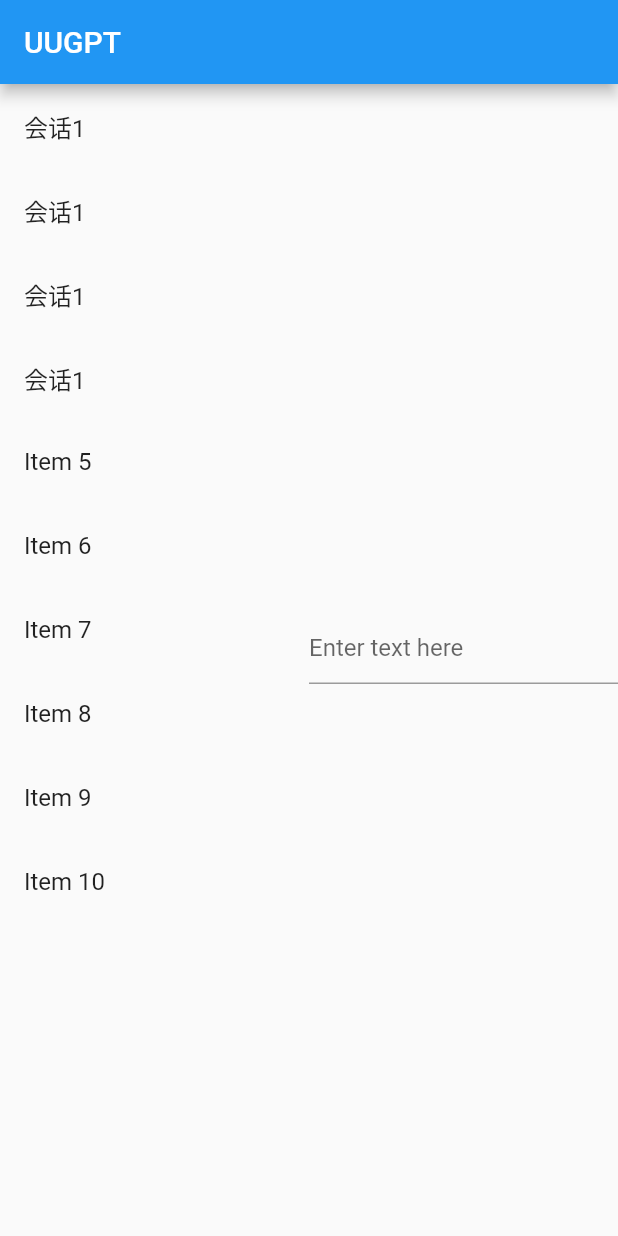
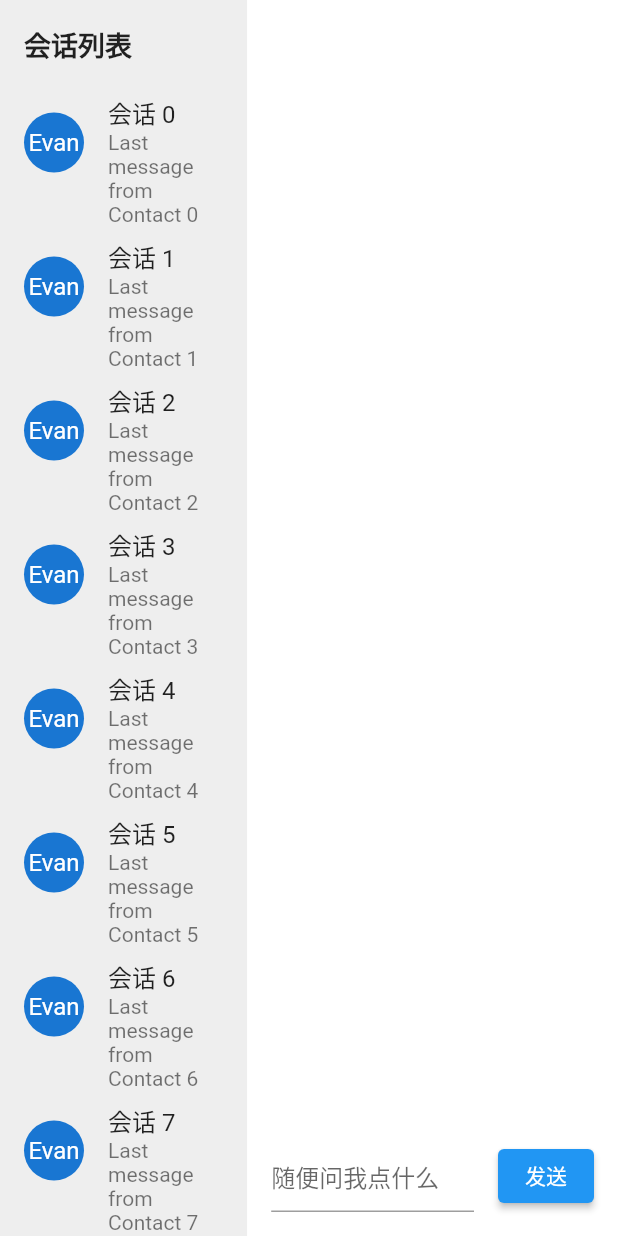
Before and after one commit to xujingbao/UUGPT, a Flutter app: the screen it shows after launch, on a phone screen of 412 x 824 dp. Run offline on Flutter 3.47's test engine with Material 2 defaults, Android fonts, the phone set to English and light mode, and no system bars; our stand-ins replace animated_text_kit; missing offline and left inert: openai_client.

Commit message:
Update changes

```diff
--- /dev/null
+++ b/lib/home_page.dart
@@ -0,0 +1,198 @@
+import 'package:flutter/material.dart';
+import 'dart:async';
+
+import 'openai.dart';
+import 'openai_message.dart';
+
+class HomePage extends StatefulWidget {
+  @override
+  _HomePageState createState() => _HomePageState();
+}
+
+class _HomePageState extends State<HomePage> {
+  final TextEditingController _textEditingController = TextEditingController();
+  List<OpenAIMessage> _messages = [];
+
+  final _scrollController = ScrollController();
+  bool _isScrollToBottom = false; // 是否自动滚动到最底部
+  Timer? _timer; // 定时器
+
+  @override
+  void initState() {
+    super.initState();
+    _scrollController.addListener(() {
+      final maxScrollExtent = _scrollController.position.maxScrollExtent;
+      final currentScrollExtent = _scrollController.position.pixels;
+      final delta = maxScrollExtent - currentScrollExtent;
+      // 判断是否需要自动滚动
+      if (delta < 50) {
+        setState(() {
+          _isScrollToBottom = true;
+        });
+      } else {
+        setState(() {
+          _isScrollToBottom = false;
+        });
+      }
+    });
+  }
+
+  @override
+  void dispose() {
+    _timer?.cancel(); // 释放定时器资源
+    super.dispose();
+  }
+
+  @override
+  Widget build(BuildContext context) {
+    return Scaffold(
+      body: Row(
+        children: [
+          // 左侧列表
+          Expanded(
+            flex: 2,
+            child: Container(
+              color: Colors.grey[200],
+              child: Column(
+                crossAxisAlignment: CrossAxisAlignment.stretch,
+                children: [
+                  // 标题
+                  Padding(
+                    padding: EdgeInsets.all(16.0),
+                    child: Text(
+                      '会话列表',
+                      style: TextStyle(
+                        fontSize: 18.0,
+                        fontWeight: FontWeight.bold,
+                      ),
+                    ),
+                  ),
+                  // 列表
+                  Expanded(
+                    child: ListView.builder(
+                      itemCount: 10,
+                      itemBuilder: (context, index) {
+                        return ListTile(
+                          leading: CircleAvatar(
+                            child: Text('Evan'),
+                          ),
+                          title: Text('会话 $index'),
+                          subtitle: Text('Last message from Contact $index'),
+                          onTap: () {
+                            // TODO: 点击列表项后打开会话窗口
+                          },
+                        );
+                      },
+                    ),
+                  ),
+                ],
+              ),
+            ),
+          ),
+          // 右侧会话窗口
+          Expanded(
+            flex: 3,
+            child: Container(
+              color: Colors.white,
+              child: Column(
+                children: [
+                  // 聊天内容
+                  Expanded(
+                    child: SingleChildScrollView(
+                      controller: _scrollController,
+                      child: Column(
+                        crossAxisAlignment: CrossAxisAlignment.end,
+                        children: [
+                          for (OpenAIMessage _openAIMessage in _messages)
+                            MessageBubble(
+                              message: _openAIMessage.content,
+                              isSentByMe: _openAIMessage.isSentByMe,
+                            ),
+                        ],
+                      ),
+                    ),
+                  ),
+                  // 输入框和发送按钮
+                  Container(
+                    padding: EdgeInsets.all(16.0),
+                    child: Row(
+                      children: [
+                        Expanded(
+                          child: TextField(
+                            controller: _textEditingController,
+                            decoration: InputDecoration(
+                              hintText: '随便问我点什么',
+                            ),
+                          ),
+                        ),
+                        SizedBox(width: 16.0),
+                        ElevatedButton(
+                          onPressed: () async {
+                            // 点击发送按钮后发送消息
+                            final message = _textEditingController.text.trim();
+                            print('Sending message: $message'); // 添加日志
+                            if (message.isNotEmpty) {
+                              _textEditingController.clear();
+                              setState(() {
+                                _messages.add(OpenAIMessage(
+                                  content: message,
+                                  time: DateTime.now(),
+                                  isSentByMe: true,
+                                ));
+                                _scrollToBottom();
+                              });
+
+                              // setState(() {
+                              //   _messages.add(OpenAIMessage(
+                              //     content: '正在输入...',
+                              //     time: DateTime.now(),
+                              //     isSentByMe: false,
+                              //   ));
+                              //   _scrollToBottom();
+                              // });
+
+                              // 调用OpenAI聊天API
+                              final openAIChat = OpenAIChat();
+                              final chat = await openAIChat.chatWithGPT(message);
+                              print('Received message: $chat.toString()'); // 添加日志
+                              _messages.removeLast();
+                              setState(() {
+                                _messages.add(OpenAIMessage(
+                                  content: chat.toString(),
+                                  time: DateTime.now(),
+                                  isSentByMe: false,
+                                ));
+                                _scrollToBottom();
+                              });
+                            }
+                          },
+                          child: Text('发送'),
+                        ),
+                      ],
+                    ),
+                  ),
+                ],
+              ),
+            ),
+          ),
+        ],
+      ),
+    );
+  }
+
+  void _scrollToBottom() {
+    setState(() {
+      _isScrollToBottom = true;
+    });
+    _timer?.cancel();
+    _timer = Timer(Duration(milliseconds: 100), () {
+      if (_scrollController.hasClients) {
+        _scrollController.animateTo(
+          _scrollController.position.maxScrollExtent,
+          duration: Duration(milliseconds: 200),
+          curve: Curves.easeOut,
+        );
+      }
+    });
+  }
+}
--- a/lib/main.dart
+++ b/lib/main.dart
@@ -3,149 +3,24 @@ import 'dart:developer';
 import 'dart:io';
 import 'dart:async' show Future;
 
-import 'package:flutter/services.dart' show rootBundle;
+import 'package:flutter/material.dart';
 
-import 'package:flutter/material.dart';
-import 'package:openai_client/openai_client.dart';
-import 'package:openai_client/src/model/openai_chat/chat_message.dart';
+import 'home_page.dart';
 
 Future<void> main() async {
-  runApp(MyApp());
-
-  // Load app credentials from environment variables or file.
-  final configuration = await loadConfig();
-  print(configuration.apiKey);
-  // Create a new client.
-  final client = OpenAIClient(
-    configuration: configuration,
-    enableLogging: true,
-  );
-  print(client);
-  // Fetch the models.
-  final models = await client.models.list().data;
-  // Print the models list.
-  print(models.toString());
-
-  // Create a chat.
-  final chat = await client.chat
-      .create(
-          model: 'gpt-3.5-turbo',
-          message: const ChatMessage(
-            role: 'user',
-            content: '你是谁?',
-          ))
-      .data;
-  // Print the chat.
-  print(chat.toString());
+  runApp(UUApp());
 }
 
-Future<OpenAIConfiguration> loadConfig() async {
-  final configJson = await rootBundle.loadString('assets/openai-key.json');
-  final json =  jsonDecode(configJson) as Map<String, dynamic>;
-
-  return OpenAIConfiguration(
-    apiKey: json['API_KEY'] as String,
-    organizationId: json['ORG_ID'] as String,
-  );
-}
-
-class MyApp extends StatelessWidget {
+class UUApp extends StatelessWidget {
   @override
   Widget build(BuildContext context) {
     return MaterialApp(
-      title: 'UUGPT',
+      title: 'Chat App',
       theme: ThemeData(
         primarySwatch: Colors.blue,
+        visualDensity: VisualDensity.adaptivePlatformDensity,
       ),
-      home: MyHomePage(title: 'UUGPT'),
+      home: HomePage(),
     );
   }
 }
-
-class MyHomePage extends StatefulWidget {
-  MyHomePage({Key? key, required this.title}) : super(key: key);
-
-  final String title;
-
-  @override
-  _MyHomePageState createState() => _MyHomePageState();
-}
-
-class _MyHomePageState extends State<MyHomePage> {
-  List<String> items = [
-    '会话1',
-    '会话1',
-    '会话1',
-    '会话1',
-    'Item 5',
-    'Item 6',
-    'Item 7',
-    'Item 8',
-    'Item 9',
-    'Item 10'
-  ];
-  String selectedItem = '';
-  String inputText = '';
-
-  @override
-  Widget build(BuildContext context) {
-    return Scaffold(
-      appBar: AppBar(
-        title: Text(widget.title),
-      ),
-      body: Row(
-        children: [
-          Expanded(
-            child: ListView.builder(
-              itemCount: items.length,
-              itemBuilder: (BuildContext context, int index) {
-                return ListTile(
-                  title: Text(items[index]),
-                  onTap: () {
-                    setState(() {
-                      selectedItem = items[index];
-                    });
-                  },
-                );
-              },
-            ),
-          ),
-          Expanded(
-            child: Column(
-              mainAxisAlignment: MainAxisAlignment.center,
-              children: [
-                TextField(
-                  decoration: InputDecoration(hintText: 'Enter text here'),
-                  onChanged: (text) {
-                    setState(() {
-                      inputText = text;
-                    });
-                  },
-                ),
-                SizedBox(height: 16),
-                selectedItem.isNotEmpty
-                    ? AlertDialog(
-                        title: Text('Selected Item'),
-                        content: Text(selectedItem + '\n\n' + inputText),
-                        actions: [
-                          TextButton(
-                            onPressed: () {
-                              setState(() {
-                                selectedItem = '';
-                                inputText = '';
-                              });
-                              Navigator.of(context).pop();
-                            },
-                            child: Text('OK'),
-                          ),
-                        ],
-                      )
-                    : Container(),
-              ],
-            ),
-          ),
-        ],
-      ),
-    );
-  }
-}
--- /dev/null
+++ b/lib/openai.dart
@@ -0,0 +1,39 @@
+import 'package:openai_client/openai_client.dart';
+import 'package:openai_client/src/model/openai_chat/chat_message.dart';
+
+import 'dart:convert';
+
+import 'package:flutter/services.dart';
+
+class OpenAIChat {
+  OpenAIConfiguration _configuration =
+      OpenAIConfiguration(apiKey: '', organizationId: '');
+
+  Future<void> _loadConfig() async {
+    final configJson = await rootBundle.loadString('assets/openai-key.json');
+    final json = jsonDecode(configJson) as Map<String, dynamic>;
+
+    _configuration = OpenAIConfiguration(
+      apiKey: json['API_KEY'] as String,
+      organizationId: json['ORG_ID'] as String,
+    );
+  }
+
+  Future<String> chatWithGPT(String message) async {
+    if (_configuration.apiKey == '' || _configuration.organizationId == '') {
+      await _loadConfig();
+    }
+    print('Chatting with GPT: $message'); // 添加日志信息
+    final client = OpenAIClient(
+      configuration: _configuration,
+      enableLogging: true,
+    );
+
+    final chat = await client.chat.create(
+      model: 'gpt-3.5-turbo',
+      messages: [ChatMessage(role: 'user', content: message)],
+    ).data;
+    print('Received GPT response: $chat'); // 添加日志信息
+    return chat.toString();
+  }
+}
--- a/pubspec.yaml
+++ b/pubspec.yaml
@@ -30,10 +30,12 @@ environment:
 dependencies:
   flutter:
     sdk: flutter
-  openai_client: 0.0.6
+  openai_client: 0.0.7
   # The following adds the Cupertino Icons font to your application.
   # Use with the CupertinoIcons class for iOS style icons.
   cupertino_icons: ^1.0.2
+  animated_text_kit: ^4.2.2
+
 
 dependency_overrides:
   meta: ^1.9.0
@@ -61,6 +63,7 @@ flutter:
   uses-material-design: true
   assets:
     - assets/openai-key.json
+    - assets/images/
 
   # To add assets to your application, add an assets section, like this:
   # assets:
```
Also changed, not shown: lib/openai_message.dart (added, +105 -0 lines), pubspec.lock.
